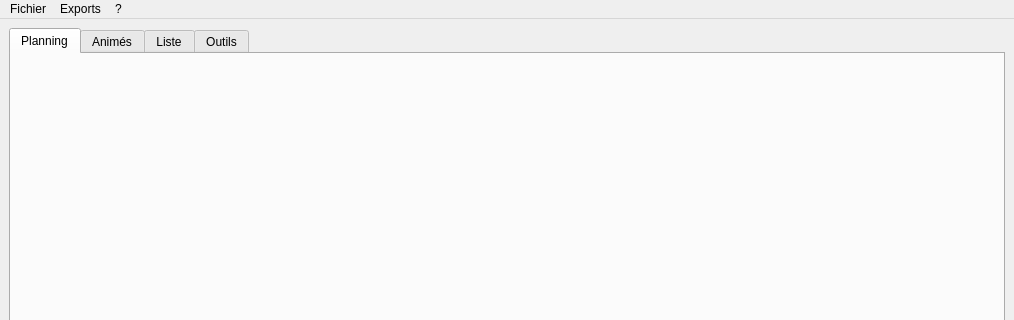
Before: the Qt Designer form src/ui/main_window.ui in seigneurfuo/MyAnimeManager3, drawn with Qt 5; both pictures show x 0 to 1014 and y 0 to 320 of the 1014 by 674 pixel window.
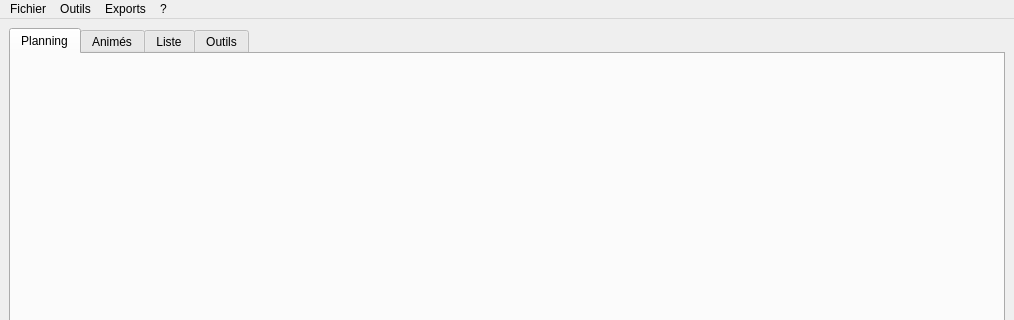
After: the same form once the commit is applied. Icons and pictures are not drawn.

Commit message: Ajout d'un outil de "vérification des données" qui donne des conseils sur certaines séries / saisons remplies incorrectement.

```diff
--- a/src/ui/main_window.ui
+++ b/src/ui/main_window.ui
@@ -92,7 +92,14 @@
     </property>
     <addaction name="planning_export_action"/>
    </widget>
+   <widget class="QMenu" name="menuOutils">
+    <property name="title">
+     <string>Outils</string>
+    </property>
+    <addaction name="check_problems_action"/>
+   </widget>
    <addaction name="file_menu"/>
+   <addaction name="menuOutils"/>
    <addaction name="menuExports"/>
    <addaction name="about_menu"/>
   </widget>
```
Left out of the diff: 5 changed lines with no effect on the pictures. The commit also changes 3 other files.
